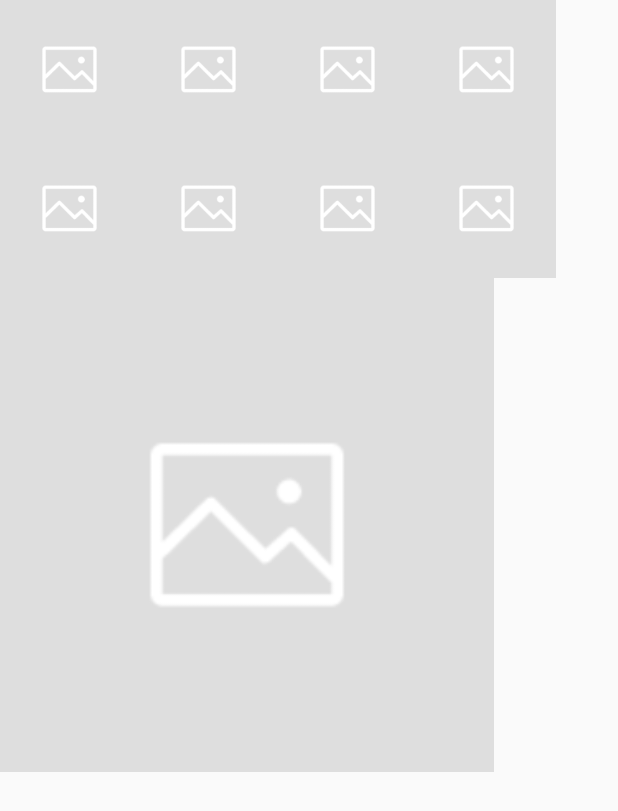
After one commit to lindan83/CommonWidget, an Android app: the MultiImageViewDemoActivity screen opened directly, with no data from a screen before it, on a phone screen of 412 x 824 dp. The commit adds this screen. Shown: the top 811 px of the screen. Run offline under Robolectric (Android 15) with nearby library versions, the phone set to English and light mode, and no system bars; pictures from the network do not load; 1 statement that could not run was skipped.

Commit message:
fix some bugs on MultiImageView

```diff
--- a/app/src/main/java/com/lance/widget/demo/MainActivity.java
+++ b/app/src/main/java/com/lance/widget/demo/MainActivity.java
@@ -23,6 +23,9 @@ public class MainActivity extends AppCompatActivity {
             case R.id.btn_common_option_view_demo:
                 startActivity(new Intent(this, CommonOptionViewDemoActivity.class));
                 break;
+            case R.id.btn_multi_image_view_demo:
+                startActivity(new Intent(this, MultiImageViewDemoActivity.class));
+                break;
         }
     }
 }
--- /dev/null
+++ b/app/src/main/java/com/lance/widget/demo/MultiImageViewDemoActivity.java
@@ -0,0 +1,64 @@
+package com.lance.widget.demo;
+
+import android.os.Bundle;
+import android.support.v7.app.AppCompatActivity;
+
+import com.lance.common.widget.MultiImageView;
+
+import java.util.ArrayList;
+import java.util.List;
+import java.util.Random;
+
+public class MultiImageViewDemoActivity extends AppCompatActivity {
+    private MultiImageView mIvMulti, mIvSingle;
+    private final String[] mPhotos = {
+            "http://f.hiphotos.baidu.com/image/pic/item/faf2b2119313b07e97f760d908d7912396dd8c9c.jpg",
+            "http://g.hiphotos.baidu.com/image/pic/item/4b90f603738da977c76ab6fab451f8198718e39e.jpg",
+            "http://e.hiphotos.baidu.com/image/pic/item/902397dda144ad343de8b756d4a20cf430ad858f.jpg",
+            "http://a.hiphotos.baidu.com/image/pic/item/a6efce1b9d16fdfa0fbc1ebfb68f8c5495ee7b8b.jpg",
+            "http://b.hiphotos.baidu.com/image/pic/item/a71ea8d3fd1f4134e61e0f90211f95cad1c85e36.jpg",
+            "http://c.hiphotos.baidu.com/image/pic/item/7dd98d1001e939011b9c86d07fec54e737d19645.jpg",
+            "http://f.hiphotos.baidu.com/image/pic/item/f11f3a292df5e0fecc3e83ef586034a85edf723d.jpg",
+            "http://cdn.duitang.com/uploads/item/201309/17/20130917111400_CNmTr.thumb.224_0.png",
+            "http://pica.nipic.com/2007-10-17/20071017111345564_2.jpg",
+            "http://pic4.nipic.com/20091101/3672704_160309066949_2.jpg",
+            "http://pic4.nipic.com/20091203/1295091_123813163959_2.jpg",
+            "http://pic31.nipic.com/20130624/8821914_104949466000_2.jpg",
+            "http://pic6.nipic.com/20100330/4592428_113348099353_2.jpg",
+            "http://pic9.nipic.com/20100917/5653289_174356436608_2.jpg",
+            "http://img10.3lian.com/sc6/show02/38/65/386515.jpg",
+            "http://pic1.nipic.com/2008-12-09/200812910493588_2.jpg",
+            "http://pic2.ooopic.com/11/79/98/31bOOOPICb1_1024.jpg"};
+
+    @Override
+    protected void onCreate(Bundle savedInstanceState) {
+        super.onCreate(savedInstanceState);
+        setContentView(R.layout.activity_multi_image_view_demo);
+
+        mIvMulti = (MultiImageView) findViewById(R.id.miv_multi);
+        mIvSingle = (MultiImageView) findViewById(R.id.miv_single);
+
+        mIvMulti.setList(getImages(8));
+        mIvSingle.setList(getImages(1));
+    }
+
+    private List<String> getImages(int count) {
+        if (count <= 0) {
+            count = 1;
+        }
+        if (count > mPhotos.length) {
+            count = mPhotos.length;
+        }
+        List<String> imageList = new ArrayList<>(count);
+        Random random = new Random();
+        for (int i = 0; i < count; ) {
+            String url = mPhotos[random.nextInt(mPhotos.length)];
+            if (imageList.contains(url)) {
+                continue;
+            }
+            imageList.add(url);
+            i++;
+        }
+        return imageList;
+    }
+}
--- /dev/null
+++ b/app/src/main/res/layout/activity_multi_image_view_demo.xml
@@ -0,0 +1,26 @@
+<?xml version="1.0" encoding="utf-8"?>
+<LinearLayout
+    xmlns:android="http://schemas.android.com/apk/res/android"
+    xmlns:app="http://schemas.android.com/apk/res-auto"
+    android:layout_width="match_parent"
+    android:layout_height="match_parent"
+    android:orientation="vertical">
+
+    <com.lance.common.widget.MultiImageView
+        android:id="@+id/miv_multi"
+        android:layout_width="match_parent"
+        android:layout_height="wrap_content"
+        app:imageSpacing="2dp"
+        app:multiImageWidthPercent="0.9"
+        app:numColumns="4"
+        app:singleImageWidthPercent="0.8"/>
+
+    <com.lance.common.widget.MultiImageView
+        android:id="@+id/miv_single"
+        android:layout_width="match_parent"
+        android:layout_height="wrap_content"
+        app:imageSpacing="2dp"
+        app:multiImageWidthPercent="0.9"
+        app:numColumns="4"
+        app:singleImageWidthPercent="0.8"/>
+</LinearLayout>
--- a/widget/build.gradle
+++ b/widget/build.gradle
@@ -8,7 +8,7 @@ android {
         minSdkVersion 15
         targetSdkVersion 25
         versionCode 1
-        versionName "1.0.3"
+        versionName "1.0.4"
 
         testInstrumentationRunner "android.support.test.runner.AndroidJUnitRunner"
 
--- a/widget/src/main/java/com/lance/common/widget/MultiImageSelectorView.java
+++ b/widget/src/main/java/com/lance/common/widget/MultiImageSelectorView.java
@@ -45,11 +45,6 @@ public class MultiImageSelectorView extends LinearLayout {
 
     public void setOnItemClickListener(OnItemClickListener onItemClickListener) {
         mOnItemClickListener = onItemClickListener;
-    }
-
-    public MultiImageSelectorView(Context context) {
-        super(context);
-        init();
     }
 
     public MultiImageSelectorView(Context context, AttributeSet attrs) {
--- a/widget/src/main/java/com/lance/common/widget/MultiImageView.java
+++ b/widget/src/main/java/com/lance/common/widget/MultiImageView.java
@@ -1,6 +1,9 @@
 package com.lance.common.widget;
 
 import android.content.Context;
+import android.content.res.TypedArray;
+import android.os.Build;
+import android.support.annotation.RequiresApi;
 import android.util.AttributeSet;
 import android.view.View;
 import android.widget.ImageView;
@@ -18,8 +21,16 @@ import java.util.List;
  */
 public class MultiImageView extends LinearLayout {
     private static final String TAG = "MultiImageView";
+
+    private static final int DEFAULT_IMAGE_SPACING = 8;//默认图片之间间隔
+    private static final int DEFAULT_PER_ROW_COUNT = 3;//默认每行显示的数量
+    private static final float DEFAULT_MULTI_IMAGE_WIDTH_PERCENT = 1f;//默认显示多图时总宽度占比
+    private static final float DEFAULT_SINGLE_IMAGE_WIDTH_PERCENT = 0.7f;//默认显示单图时总宽度占比
+
+    //宽度
+    private int mWidth;
     //最大宽度
-    private static int MAX_WIDTH;
+    private int mMaxWidth;
 
     // 照片的Url列表
     private List<String> mImageList;
@@ -27,9 +38,12 @@ public class MultiImageView extends LinearLayout {
     //单位为Pixel
     private int mPxOneMaxWH;  // 单张图最大允许宽高
     private int mPxMoreWH = 0;// 多张图情况下每张图的宽高
-    private int mPxImagePadding = DensityUtil.dp2px(getContext(), 3);// 图片间的间距
+    private float mImageSpacing = DEFAULT_IMAGE_SPACING;//图片之间间隔
+    private int mPxImagePadding = DensityUtil.dp2px(getContext(), mImageSpacing);// 图片间的间距
 
-    private int MAX_PER_ROW_COUNT = 3;// 每行显示最大数
+    private int mPerRowCount = DEFAULT_PER_ROW_COUNT;// 每行显示最大数
+    private float mWidthPercentMulti;//多图显示总宽度占比
+    private float mWidthPercentSingle;//单图显示总宽度占比
 
     //单图的布局参数
     private LayoutParams mOnePicParam;
@@ -44,12 +58,29 @@ public class MultiImageView extends LinearLayout {
         mOnItemClickListener = onItemClickListener;
     }
 
-    public MultiImageView(Context context) {
-        super(context);
+    public MultiImageView(Context context, AttributeSet attrs) {
+        super(context, attrs);
+        initAttrs(context, attrs);
     }
 
-    public MultiImageView(Context context, AttributeSet attrs) {
-        super(context, attrs);
+    public MultiImageView(Context context, AttributeSet attrs, int defStyleAttr) {
+        super(context, attrs, defStyleAttr);
+        initAttrs(context, attrs);
+    }
+
+    @RequiresApi(api = Build.VERSION_CODES.LOLLIPOP)
+    public MultiImageView(Context context, AttributeSet attrs, int defStyleAttr, int defStyleRes) {
+        super(context, attrs, defStyleAttr, defStyleRes);
+        initAttrs(context, attrs);
+    }
+
+    private void initAttrs(Context context, AttributeSet attrs) {
+        TypedArray typedArray = context.obtainStyledAttributes(attrs, R.styleable.MultiImageView);
+        mImageSpacing = typedArray.getDimension(R.styleable.MultiImageView_imageSpacing, DEFAULT_IMAGE_SPACING);//图片之间间隔
+        mPerRowCount = typedArray.getInt(R.styleable.MultiImageView_numColumns, DEFAULT_PER_ROW_COUNT);// 每行显示最大数
+        mWidthPercentMulti = typedArray.getFloat(R.styleable.MultiImageView_multiImageWidthPercent, DEFAULT_MULTI_IMAGE_WIDTH_PERCENT);
+        mWidthPercentSingle = typedArray.getFloat(R.styleable.MultiImageView_singleImageWidthPercent, DEFAULT_SINGLE_IMAGE_WIDTH_PERCENT);
+        typedArray.recycle();
     }
 
     public void setList(List<String> lists) throws IllegalArgumentException {
@@ -58,9 +89,9 @@ public class MultiImageView extends LinearLayout {
         }
         mImageList = lists;
 
-        if (MAX_WIDTH > 0) {
-            mPxMoreWH = (MAX_WIDTH - mPxImagePadding * 2) / 3; //解决右侧图片和内容对不齐问题
-            mPxOneMaxWH = mPxMoreWH * 2;//单图翻倍
+        if (mMaxWidth > 0) {
+            mPxMoreWH = (mMaxWidth - mPxImagePadding * (mPerRowCount - 1)) / mPerRowCount; //解决右侧图片和内容对不齐问题
+            mPxOneMaxWH = (int) (mWidth * mWidthPercentSingle);//单图宽高
             initImageLayoutParams();
         }
 
@@ -69,10 +100,11 @@ public class MultiImageView extends LinearLayout {
 
     @Override
     protected void onMeasure(int widthMeasureSpec, int heightMeasureSpec) {
-        if (MAX_WIDTH == 0) {
+        if (mMaxWidth == 0) {
             int width = measureWidth(widthMeasureSpec);
             if (width > 0) {
-                MAX_WIDTH = width * 9 / 10;
+                mWidth = width;
+                mMaxWidth = (int) (width * mWidthPercentMulti);
                 if (mImageList != null && mImageList.size() > 0) {
                     setList(mImageList);
                 }
@@ -120,7 +152,7 @@ public class MultiImageView extends LinearLayout {
     private void initView() {
         this.setOrientation(VERTICAL);
         this.removeAllViews();
-        if (MAX_WIDTH == 0) {
+        if (mMaxWidth == 0) {
             //为了触发onMeasure()来测量MultiImageView的最大宽度，MultiImageView的宽设置为match_parent
             addView(new View(getContext()));
             return;
@@ -136,8 +168,8 @@ public class MultiImageView extends LinearLayout {
         } else {
             //多图的情况
             int allCount = mImageList.size();//图片数量
-            int rowCount = allCount / MAX_PER_ROW_COUNT
-                    + (allCount % MAX_PER_ROW_COUNT > 0 ? 1 : 0);// 行数
+            int rowCount = allCount / mPerRowCount
+                    + (allCount % mPerRowCount > 0 ? 1 : 0);// 行数
             for (int rowCursor = 0; rowCursor < rowCount; rowCursor++) {
                 //每行是一个单独的水平线性布局
                 LinearLayout rowLayout = new LinearLayout(getContext());
@@ -148,15 +180,15 @@ public class MultiImageView extends LinearLayout {
                     rowLayout.setPadding(0, mPxImagePadding, 0, 0);
                 }
 
-                int columnCount = allCount % MAX_PER_ROW_COUNT == 0 ? MAX_PER_ROW_COUNT
-                        : allCount % MAX_PER_ROW_COUNT;//每行的列数
+                int columnCount = allCount % mPerRowCount == 0 ? mPerRowCount
+                        : allCount % mPerRowCount;//每行的列数
                 //如果不是最后一行，有可能出现不够3张图片的情况
                 if (rowCursor != rowCount - 1) {
-                    columnCount = MAX_PER_ROW_COUNT;
+                    columnCount = mPerRowCount;
                 }
                 addView(rowLayout);
 
-                int rowOffset = rowCursor * MAX_PER_ROW_COUNT;// 行偏移
+                int rowOffset = rowCursor * mPerRowCount;// 行偏移
                 for (int columnCursor = 0; columnCursor < columnCount; columnCursor++) {
                     int position = columnCursor + rowOffset;
                     rowLayout.addView(createImageView(position, true));
@@ -178,7 +210,7 @@ public class MultiImageView extends LinearLayout {
         if (isMultiImage) {
             //多图
             imageView.setScaleType(ScaleType.CENTER_CROP);
-            imageView.setLayoutParams(position % MAX_PER_ROW_COUNT == 0 ? mMoreColumnFirstParam : mMorePicParam);
+            imageView.setLayoutParams(position % mPerRowCount == 0 ? mMoreColumnFirstParam : mMorePicParam);
         } else {
             //单图
             imageView.setAdjustViewBounds(true);
```
Also changed, not shown: app/src/main/AndroidManifest.xml (+7 -0 lines), app/src/main/res/layout/activity_main.xml (+14 -4 lines), widget/src/main/res/values/attrs_multi_image_selector_view.xml (+10 -0 lines), 1 other file.
